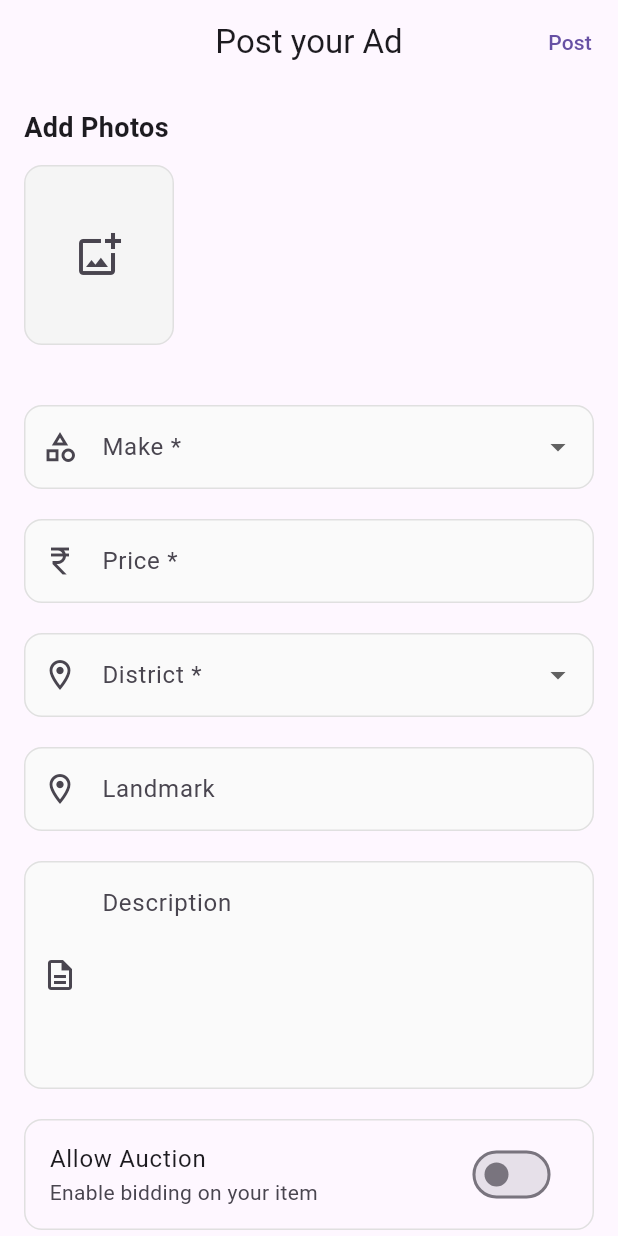
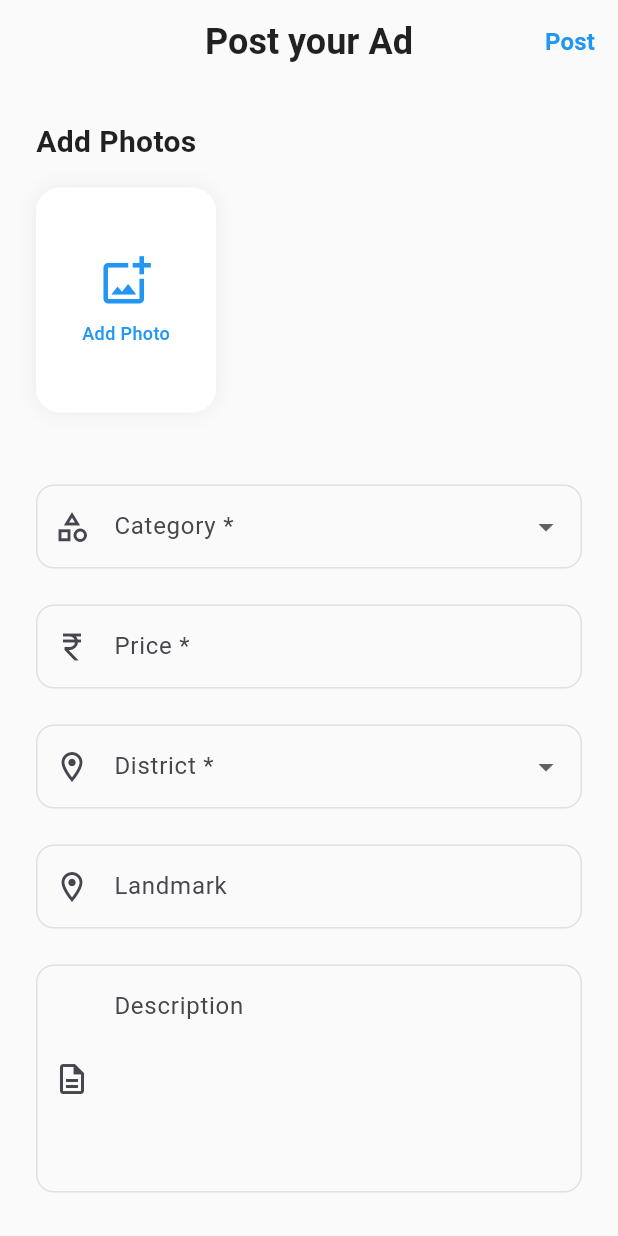
Before and after one commit to Greencreon-LLP-2/Lelam-online-V2, a Flutter app: the AdPostPage screen opened by its route, on a phone screen of 412 x 824 dp. Run offline on Flutter 3.47's test engine with Material 3 defaults, Android fonts, the phone set to English and light mode, and no system bars; our stand-ins replace cached_network_image, go_router, image_picker.

Commit message:
fixed some problems of depriciated line and print avoid like that

```diff
--- a/lib/feature/categories/view/categories_page.dart
+++ b/lib/feature/categories/view/categories_page.dart
@@ -67,6 +67,7 @@ class CategoryCard extends StatelessWidget {
             gradient: LinearGradient(
               begin: Alignment.topLeft,
               end: Alignment.bottomRight,
+              // ignore: deprecated_member_use
               colors: [color.withOpacity(0.7), color],
             ),
           ),
--- a/lib/feature/home/view/widgets/product_section_widget.dart
+++ b/lib/feature/home/view/widgets/product_section_widget.dart
@@ -1,3 +1,5 @@
+// ignore_for_file: deprecated_member_use
+
 import 'package:flutter/material.dart';
 import 'package:go_router/go_router.dart';
 import 'package:lelamonline_flutter/core/router/route_names.dart';
--- a/lib/feature/product/view/pages/product_details_page.dart
+++ b/lib/feature/product/view/pages/product_details_page.dart
@@ -1,3 +1,5 @@
+// ignore_for_file: deprecated_member_use, avoid_print, use_build_context_synchronously
+
 import 'package:cached_network_image/cached_network_image.dart';
 import 'package:flutter/material.dart';
 import 'package:flutter/services.dart';
--- a/lib/feature/product/view/pages/seller_profile_page.dart
+++ b/lib/feature/product/view/pages/seller_profile_page.dart
@@ -1,3 +1,5 @@
+// ignore_for_file: deprecated_member_use
+
 import 'package:flutter/material.dart';
 import 'package:lelamonline_flutter/core/theme/app_theme.dart';
 
--- a/lib/feature/sell/view/pages/ad_post_page.dart
+++ b/lib/feature/sell/view/pages/ad_post_page.dart
@@ -1,4 +1,7 @@
+// ignore_for_file: deprecated_member_use, use_build_context_synchronously
+
 import 'dart:io';
+import 'dart:ui';
 
 import 'package:flutter/material.dart';
 import 'package:image_picker/image_picker.dart';
@@ -20,20 +23,47 @@ class _AdPostPageState extends State<AdPostPage> {
 
   void _submitForm() {
     if (_formKey.currentState!.validate()) {
-      ScaffoldMessenger.of(
-        context,
-      ).showSnackBar(const SnackBar(content: Text('Processing your ad...')));
+      ScaffoldMessenger.of(context).showSnackBar(
+        SnackBar(
+          content: const Text('Processing your ad...'),
+          backgroundColor: AppTheme.primaryColor.withOpacity(0.9),
+          behavior: SnackBarBehavior.floating,
+          shape: RoundedRectangleBorder(
+            borderRadius: BorderRadius.circular(10),
+          ),
+        ),
+      );
     }
   }
 
   @override
   Widget build(BuildContext context) {
     return Scaffold(
+      backgroundColor: Colors.grey[50],
       appBar: AppBar(
-        title: const Text('Post your Ad'),
+        elevation: 0,
+        backgroundColor: Colors.transparent,
+        title: const Text(
+          'Post your Ad',
+          style: TextStyle(
+            fontSize: 24,
+            fontWeight: FontWeight.w600,
+            color: Colors.black87,
+          ),
+        ),
         centerTitle: true,
         actions: [
-          TextButton(onPressed: _submitForm, child: const Text('Post')),
+          TextButton(
+            onPressed: _submitForm,
+            child: Text(
+              'Post',
+              style: TextStyle(
+                color: AppTheme.primaryColor,
+                fontSize: 16,
+                fontWeight: FontWeight.w600,
+              ),
+            ),
+          ),
         ],
       ),
       body: AdPostForm(
@@ -61,7 +91,8 @@ class AdPostForm extends StatefulWidget {
   State<AdPostForm> createState() => _AdPostFormState();
 }
 
-class _AdPostFormState extends State<AdPostForm> {
+class _AdPostFormState extends State<AdPostForm>
+    with SingleTickerProviderStateMixin {
   final _makecontroller = TextEditingController();
   final _descriptionController = TextEditingController();
   final _priceController = TextEditingController();
@@ -71,7 +102,8 @@ class _AdPostFormState extends State<AdPostForm> {
   String? _selectedDistrict;
   final List<XFile> _selectedImages = [];
   final ImagePicker _imagePicker = ImagePicker();
-  bool _isAuctionable = false;
+  late AnimationController _animationController;
+  late Animation<double> _fadeAnimation;
 
   final List<String> _districts = [
     'Ernakulam',
@@ -101,6 +133,15 @@ class _AdPostFormState extends State<AdPostForm> {
   void initState() {
     super.initState();
     _selectedCategory = widget.initialCategory;
+    _animationController = AnimationController(
+      vsync: this,
+      duration: const Duration(milliseconds: 300),
+    );
+    _fadeAnimation = Tween<double>(
+      begin: 0.0,
+      end: 1.0,
+    ).animate(_animationController);
+    _animationController.forward();
   }
 
   @override
@@ -109,6 +150,7 @@ class _AdPostFormState extends State<AdPostForm> {
     _descriptionController.dispose();
     _priceController.dispose();
     _districtController.dispose();
+    _animationController.dispose();
     super.dispose();
   }
 
@@ -124,10 +166,16 @@ class _AdPostFormState extends State<AdPostForm> {
         });
       }
     } catch (e) {
-      // Handle error
-      ScaffoldMessenger.of(
-        context,
-      ).showSnackBar(SnackBar(content: Text('Error picking image: $e')));
+      ScaffoldMessenger.of(context).showSnackBar(
+        SnackBar(
+          content: Text('Error picking image: $e'),
+          backgroundColor: Colors.red.withOpacity(0.9),
+          behavior: SnackBarBehavior.floating,
+          shape: RoundedRectangleBorder(
+            borderRadius: BorderRadius.circular(10),
+          ),
+        ),
+      );
     }
   }
 
@@ -151,56 +199,96 @@ class _AdPostFormState extends State<AdPostForm> {
 
   Widget _buildImagePicker() {
     return Container(
-      height: 120,
-      margin: const EdgeInsets.only(bottom: 20),
+      height: 150,
+      margin: const EdgeInsets.only(bottom: 24),
       child: ListView.builder(
         scrollDirection: Axis.horizontal,
         itemCount: _selectedImages.length + 1,
         itemBuilder: (context, index) {
           if (index == _selectedImages.length) {
             return Container(
-              width: 100,
-              margin: const EdgeInsets.only(right: 8),
+              width: 120,
+              margin: const EdgeInsets.only(right: 12),
               decoration: BoxDecoration(
-                color: Colors.grey.shade100,
-                borderRadius: BorderRadius.circular(12),
-                border: Border.all(color: Colors.grey.shade300),
+                color: Colors.white,
+                borderRadius: BorderRadius.circular(16),
+                boxShadow: [
+                  BoxShadow(
+                    color: Colors.black.withOpacity(0.05),
+                    blurRadius: 10,
+                    spreadRadius: 1,
                   ),
-              child: IconButton(
-                icon: const Icon(Icons.add_photo_alternate_outlined, size: 32),
-                onPressed: _showImageSourceBottomSheet,
+                ],
+              ),
+              child: Material(
+                color: Colors.transparent,
+                child: InkWell(
+                  borderRadius: BorderRadius.circular(16),
+                  onTap: _showImageSourceBottomSheet,
+                  child: Column(
+                    mainAxisAlignment: MainAxisAlignment.center,
+                    children: [
+                      Icon(
+                        Icons.add_photo_alternate_outlined,
+                        size: 36,
+                        color: AppTheme.primaryColor,
+                      ),
+                      const SizedBox(height: 8),
+                      Text(
+                        'Add Photo',
+                        style: TextStyle(
+                          color: AppTheme.primaryColor,
+                          fontSize: 12,
+                          fontWeight: FontWeight.w500,
+                        ),
+                      ),
+                    ],
+                  ),
+                ),
               ),
             );
           }
           return Container(
-            width: 100,
-            margin: const EdgeInsets.only(right: 8),
+            width: 120,
+            margin: const EdgeInsets.only(right: 12),
             decoration: BoxDecoration(
-              color: Colors.grey.shade200,
-              borderRadius: BorderRadius.circular(12),
-              border: Border.all(color: Colors.grey.shade300),
+              borderRadius: BorderRadius.circular(16),
+              boxShadow: [
+                BoxShadow(
+                  color: Colors.black.withOpacity(0.05),
+                  blurRadius: 10,
+                  spreadRadius: 1,
                 ),
+              ],
+            ),
+            child: ClipRRect(
+              borderRadius: BorderRadius.circular(16),
               child: Stack(
                 children: [
-                ClipRRect(
-                  borderRadius: BorderRadius.circular(12),
-                  child: Image.file(
+                  Image.file(
                     File(_selectedImages[index].path),
-                    width: 100,
-                    height: 120,
+                    width: 120,
+                    height: 150,
                     fit: BoxFit.cover,
                   ),
-                ),
                   Positioned(
-                  top: 4,
-                  right: 4,
+                    top: 8,
+                    right: 8,
+                    child: ClipRRect(
+                      borderRadius: BorderRadius.circular(20),
+                      child: BackdropFilter(
+                        filter: ImageFilter.blur(sigmaX: 10.0, sigmaY: 10.0),
                         child: Container(
-                    decoration: const BoxDecoration(
-                      color: Colors.white,
-                      shape: BoxShape.circle,
+                          decoration: BoxDecoration(
+                            color: Colors.white.withOpacity(0.3),
+                            borderRadius: BorderRadius.circular(20),
                           ),
                           child: IconButton(
-                      icon: const Icon(Icons.close, size: 20),
+                            icon: const Icon(
+                              Icons.close,
+                              size: 20,
+                              color: Colors.white,
+                            ),
                             onPressed: () {
                               setState(() {
                                 _selectedImages.removeAt(index);
@@ -209,7 +297,10 @@ class _AdPostFormState extends State<AdPostForm> {
                           ),
                         ),
                       ),
+                    ),
+                  ),
                 ],
+              ),
             ),
           );
         },
@@ -219,9 +310,11 @@ class _AdPostFormState extends State<AdPostForm> {
 
   @override
   Widget build(BuildContext context) {
-    return SingleChildScrollView(
+    return FadeTransition(
+      opacity: _fadeAnimation,
+      child: SingleChildScrollView(
         child: Padding(
-        padding: const EdgeInsets.all(16.0),
+          padding: const EdgeInsets.all(24.0),
           child: Form(
             key: widget.formKey,
             child: Column(
@@ -229,14 +322,17 @@ class _AdPostFormState extends State<AdPostForm> {
               children: [
                 const Text(
                   'Add Photos',
-                style: TextStyle(fontSize: 18, fontWeight: FontWeight.w600),
+                  style: TextStyle(
+                    fontSize: 20,
+                    fontWeight: FontWeight.w600,
+                    color: Colors.black87,
                   ),
-              const SizedBox(height: 12),
+                ),
+                const SizedBox(height: 16),
                 _buildImagePicker(),
-              const SizedBox(height: 20),
-              //! =======================Make Dropdown=======================
+                const SizedBox(height: 24),
                 CustomDropdownWidget<String>(
-                label: 'Make',
+                  label: 'Category',
                   value: _selectedCategory,
                   items: _categories,
                   onChanged: (String? newValue) {
@@ -248,7 +344,7 @@ class _AdPostFormState extends State<AdPostForm> {
                   isRequired: true,
                   itemToString: (String item) => item,
                 ),
-              const SizedBox(height: 20),
+                const SizedBox(height: 24),
                 CustomFormField(
                   controller: _priceController,
                   label: 'Price',
@@ -256,7 +352,7 @@ class _AdPostFormState extends State<AdPostForm> {
                   isNumberInput: true,
                   isRequired: true,
                 ),
-              const SizedBox(height: 20),
+                const SizedBox(height: 24),
                 CustomDropdownWidget<String>(
                   label: 'District',
                   value: _selectedDistrict,
@@ -270,15 +366,14 @@ class _AdPostFormState extends State<AdPostForm> {
                   isRequired: true,
                   itemToString: (String item) => item,
                 ),
-
-              const SizedBox(height: 20),
+                const SizedBox(height: 24),
                 CustomFormField(
                   controller: _landMarkController,
                   label: 'Landmark',
                   prefixIcon: Icons.location_on_outlined,
                   alignLabelWithHint: true,
                 ),
-              const SizedBox(height: 20),
+                const SizedBox(height: 24),
                 CustomFormField(
                   controller: _descriptionController,
                   label: 'Description',
@@ -286,41 +381,73 @@ class _AdPostFormState extends State<AdPostForm> {
                   alignLabelWithHint: true,
                   maxLines: 5,
                 ),
-              const SizedBox(height: 20),
-              SwitchListTile(
-                title: const Text('Allow Auction'),
-                subtitle: const Text('Enable bidding on your item'),
-                value: _isAuctionable,
-                onChanged: (bool value) {
-                  setState(() {
-                    _isAuctionable = value;
-                  });
-                },
-                shape: RoundedRectangleBorder(
-                  borderRadius: BorderRadius.circular(12),
-                  side: BorderSide(color: Colors.grey.shade300),
-                ),
-              ),
+                // const SizedBox(height: 24),
+                // Container(
+                //   decoration: BoxDecoration(
+                //     color: Colors.white,
+                //     borderRadius: BorderRadius.circular(16),
+                //     boxShadow: [
+                //       BoxShadow(
+                //         color: Colors.black.withOpacity(0.05),
+                //         blurRadius: 10,
+                //         spreadRadius: 1,
+                //       ),
+                //     ],
+                //   ),
+                //   child: ClipRRect(
+                //     borderRadius: BorderRadius.circular(16),
+                //     child: BackdropFilter(
+                //       filter: ImageFilter.blur(sigmaX: 5.0, sigmaY: 5.0),
+                //       child: SwitchListTile(
+                //         title: const Text(
+                //           'Allow Auction',
+                //           style: TextStyle(
+                //             fontSize: 16,
+                //             fontWeight: FontWeight.w500,
+                //             color: Colors.black87,
+                //           ),
+                //         ),
+                //         subtitle: const Text(
+                //           'Enable bidding on your item',
+                //           style: TextStyle(fontSize: 14, color: Colors.black54),
+                //         ),
+                //         value: _isAuctionable,
+                //         onChanged: (bool value) {
+                //           setState(() {
+                //             _isAuctionable = value;
+                //           });
+                //         },
+                //         activeColor: AppTheme.primaryColor,
+                //       ),
+                //     ),
+                //   ),
+                // ),
                 const SizedBox(height: 32),
                 SizedBox(
                   width: double.infinity,
-                height: 50,
+                  height: 56,
                   child: ElevatedButton(
                     onPressed: widget.onSubmit,
                     style: ElevatedButton.styleFrom(
                       backgroundColor: AppTheme.primaryColor,
                       foregroundColor: Colors.white,
+                      elevation: 0,
                       shape: RoundedRectangleBorder(
-                      borderRadius: BorderRadius.circular(12),
+                        borderRadius: BorderRadius.circular(16),
                       ),
                     ),
                     child: const Text(
                       'Post Ad',
-                    style: TextStyle(fontSize: 16, fontWeight: FontWeight.bold),
+                      style: TextStyle(
+                        fontSize: 18,
+                        fontWeight: FontWeight.w600,
                       ),
                     ),
                   ),
+                ),
+                const SizedBox(height: 24),
               ],
+            ),
           ),
         ),
       ),
--- a/lib/feature/sell/view/pages/sell_page.dart
+++ b/lib/feature/sell/view/pages/sell_page.dart
@@ -1,3 +1,5 @@
+// ignore_for_file: deprecated_member_use
+
 import 'package:flutter/material.dart';
 import 'package:go_router/go_router.dart';
 import 'package:lelamonline_flutter/core/router/route_names.dart';
--- a/lib/feature/sell/view/widgets/image_source_bottom_sheet.dart
+++ b/lib/feature/sell/view/widgets/image_source_bottom_sheet.dart
@@ -1,3 +1,5 @@
+// ignore_for_file: deprecated_member_use
+
 import 'package:flutter/material.dart';
 
 class ImageSourceBottomSheetWidget extends StatelessWidget {
--- a/lib/feature/settings/view/pages/edit_profile_page.dart
+++ b/lib/feature/settings/view/pages/edit_profile_page.dart
@@ -1,3 +1,5 @@
+// ignore_for_file: deprecated_member_use
+
 import 'package:flutter/material.dart';
 import 'package:lelamonline_flutter/core/theme/app_theme.dart';
 
@@ -10,7 +12,6 @@ class EditProfilePage extends StatefulWidget {
 
 class _EditProfilePageState extends State<EditProfilePage> {
   final _formKey = GlobalKey<FormState>();
-  final bool _showPassword = false;
   bool _showNewPassword = false;
 
   final _nameController = TextEditingController(text: 'Azhar');
--- a/lib/feature/status/view/widgets/buying_status/my_bids_widget.dart
+++ b/lib/feature/status/view/widgets/buying_status/my_bids_widget.dart
@@ -1,3 +1,5 @@
+// ignore_for_file: deprecated_member_use
+
 import 'package:flutter/material.dart';
 import 'package:lelamonline_flutter/core/theme/app_theme.dart';
 
--- a/lib/feature/status/view/widgets/buying_status/my_meetings_widget.dart
+++ b/lib/feature/status/view/widgets/buying_status/my_meetings_widget.dart
@@ -1,3 +1,5 @@
+// ignore_for_file: deprecated_member_use
+
 import 'package:flutter/material.dart';
 
 class StatusPill extends StatelessWidget {
--- a/lib/feature/status/view/widgets/selling_status/junk_widget.dart
+++ b/lib/feature/status/view/widgets/selling_status/junk_widget.dart
@@ -1,3 +1,5 @@
+// ignore_for_file: deprecated_member_use
+
 import 'package:flutter/material.dart';
 
 class JunkWidget extends StatefulWidget {
--- a/lib/feature/status/view/widgets/selling_status/my_ads_widget.dart
+++ b/lib/feature/status/view/widgets/selling_status/my_ads_widget.dart
@@ -1,3 +1,5 @@
+// ignore_for_file: deprecated_member_use
+
 import 'package:flutter/material.dart';
 import 'package:lelamonline_flutter/feature/status/view/widgets/selling_status/tab_bar_widget.dart';
 
```
Lines whose indentation alone changed are shown as unchanged.
